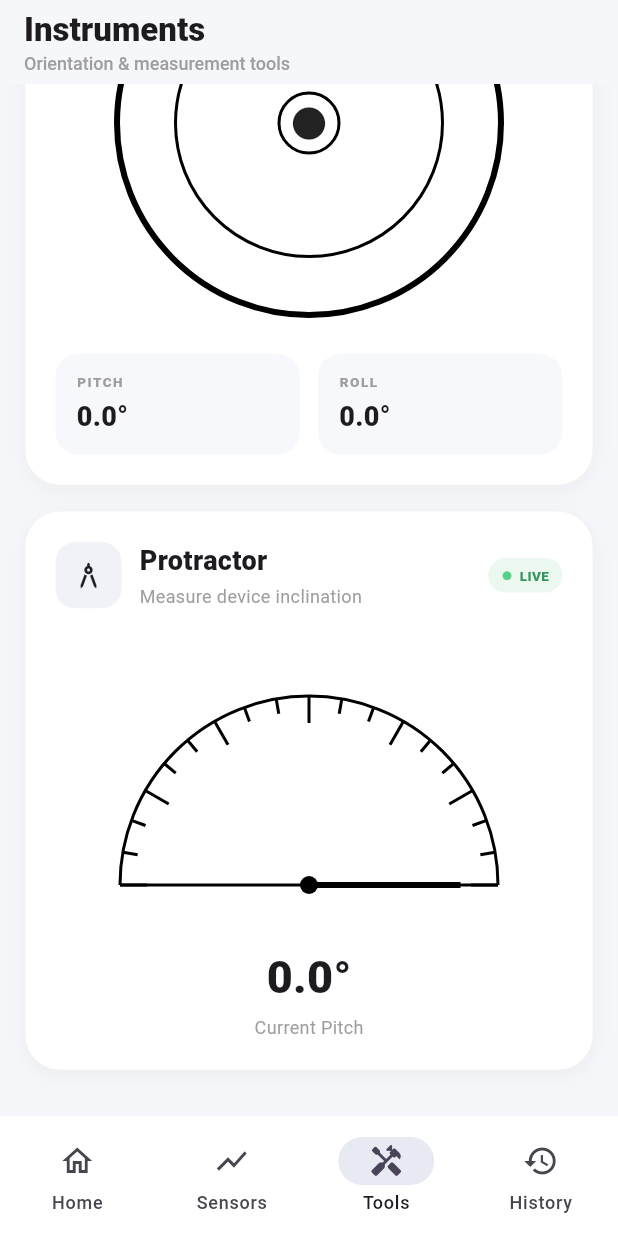
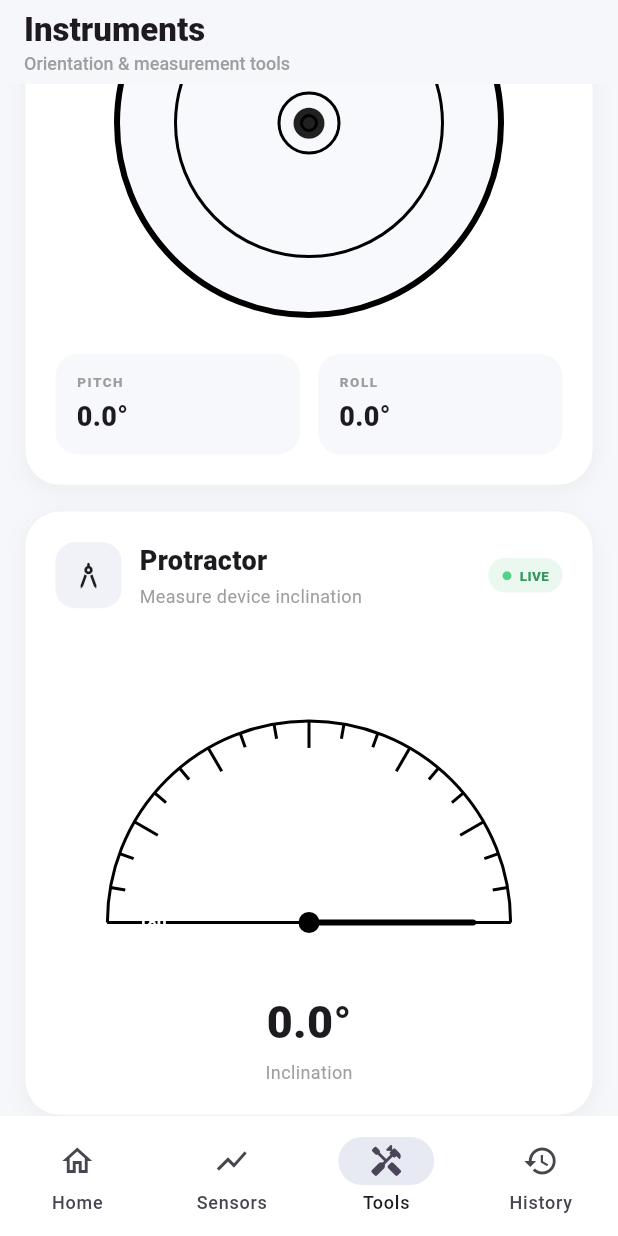
Before and after one commit to poorvanshsingh60-maker/Sensora, a Flutter app: the screen it shows after launch, item 3 of the bottom bar chosen, scrolled down 202 dp, on a phone screen of 412 x 824 dp. Run offline on Flutter 3.47's test engine with Material 3 defaults, Android fonts, the phone set to English and light mode, and no system bars; our stand-ins replace fl_chart, get, sensors_plus, sqflite; missing offline and left inert: flutter_rotation_sensor, light, proximity_sensor; accounts and stored records are empty.

Commit message:
Improved Sensor tools

```diff
--- a/lib/controllers/sensor_controller.dart
+++ b/lib/controllers/sensor_controller.dart
@@ -21,7 +21,9 @@ class SensorController extends GetxController {
   double _latestAzimuth = 0.0;
   double _latestPitch = 0.0;
   double _latestRoll = 0.0;
+  double _latestProtractorAngle = 0.0;
 
+  final RxDouble protractorAngle = 0.0.obs;
   final RxDouble tiltX = 0.0.obs;
   final RxDouble tiltY = 0.0.obs;
   final RxDouble azimuth = 0.0.obs;
@@ -29,6 +31,9 @@ class SensorController extends GetxController {
   final RxDouble roll = 0.0.obs;
   final RxDouble light = 0.0.obs;
   final RxBool proximity = false.obs;
+
+  final RxDouble bubbleX = 0.0.obs;
+  final RxDouble bubbleY = 0.0.obs;
   // --------------------------------------------------
   // CURRENT SENSOR VALUES
   // --------------------------------------------------
@@ -129,6 +134,7 @@ class SensorController extends GetxController {
     // 2. Accelerometer Listener
     sensorManager.onAccelerometer = (event) {
       final now = DateTime.now();
+
       _latestAccelerometer = SensorData(
         x: event.x,
         y: event.y,
@@ -136,19 +142,44 @@ class SensorController extends GetxController {
         timestamp: now,
       );
 
-      if (isRecording.value && _activeSession?.id != null && _sessionStartTime != null) {
+      // Calculate inclination from gravity.
+      //
+      // Flat phone  -> ~0°
+      // Upright     -> ~90°
+      //
+      // Uses the magnitude of X/Y against Z.
+      final double inclination = math.atan2(
+        math.sqrt(
+          event.x * event.x +
+              event.y * event.y,
+        ),
+        event.z.abs(),
+      );
+
+      _latestProtractorAngle =
+          inclination * 180 / math.pi;
+
+      if (isRecording.value &&
+          _activeSession?.id != null &&
+          _sessionStartTime != null) {
         _recordBuffer.add(
           SensorRecordModel(
             sessionId: _activeSession!.id!,
             sensorType: 'accelerometer',
             timestamp: now,
-            timeOffsetMs: now.difference(_sessionStartTime!).inMilliseconds,
+            timeOffsetMs:
+            now.difference(_sessionStartTime!).inMilliseconds,
             x: event.x,
             y: event.y,
             z: event.z,
-            magnitude: math.sqrt(event.x * event.x + event.y * event.y + event.z * event.z),
+            magnitude: math.sqrt(
+              event.x * event.x +
+                  event.y * event.y +
+                  event.z * event.z,
+            ),
           ),
         );
+
         recordingSampleCount.value++;
       }
     };
@@ -238,6 +269,7 @@ class SensorController extends GetxController {
   void _updateUI() {
     azimuth.value = _latestAzimuth;
     pitch.value = _latestPitch;
+    protractorAngle.value = _latestProtractorAngle;
     roll.value = _latestRoll;
 
     if (_latestAccelerometer != null) {
--- a/lib/screens/sensor_tools_screen.dart
+++ b/lib/screens/sensor_tools_screen.dart
@@ -254,7 +254,7 @@ class SensorToolsScreen extends StatelessWidget {
           Center(
             child: Obx(
                   () => Protractor(
-                angle: controller.pitch.value,
+                angle: controller.protractorAngle.value,
               ),
             ),
           ),
@@ -267,7 +267,7 @@ class SensorToolsScreen extends StatelessWidget {
               child: Column(
                 children: [
                   Text(
-                    '${controller.pitch.value.toStringAsFixed(1)}°',
+                    '${controller.protractorAngle.value.toStringAsFixed(1)}°',
                     style: const TextStyle(
                       fontSize: 30,
                       fontWeight: FontWeight.w800,
@@ -277,7 +277,7 @@ class SensorToolsScreen extends StatelessWidget {
                   const SizedBox(height: 3),
 
                   const Text(
-                    'Current Pitch',
+                    'Inclination',
                     style: TextStyle(
                       fontSize: 12,
                       color: Colors.grey,
--- a/lib/widgets/bubble_level.dart
+++ b/lib/widgets/bubble_level.dart
@@ -1,3 +1,5 @@
+import 'dart:math' as math;
+
 import 'package:flutter/material.dart';
 
 class BubbleLevel extends StatelessWidget {
@@ -13,16 +15,24 @@ class BubbleLevel extends StatelessWidget {
   @override
   Widget build(BuildContext context) {
     const double size = 260;
+    const double maxAngle = 45.0;
+    const double maxOffset = 78.0;
 
-    // Limit the angle so the bubble doesn't leave the level.
-    final double x = tiltY.clamp(-45.0, 45.0);
-    final double y = tiltX.clamp(-45.0, 45.0);
+    // Sensor values are in radians.
+    final double pitchDegrees = tiltX * 180 / math.pi;
+    final double rollDegrees = tiltY * 180 / math.pi;
 
-    // Maximum distance the bubble can travel from the center.
-    const double maxOffset = 75;
+    // Limit movement so the bubble stays inside the level.
+    final double pitch =
+    pitchDegrees.clamp(-maxAngle, maxAngle).toDouble();
 
-    final double offsetX = (x / 45) * maxOffset;
-    final double offsetY = (y / 45) * maxOffset;
+    final double roll =
+    rollDegrees.clamp(-maxAngle, maxAngle).toDouble();
+
+    // Roll controls horizontal movement.
+    // Pitch controls vertical movement.
+    final double offsetX = (roll / maxAngle) * maxOffset;
+    final double offsetY = -(pitch / maxAngle) * maxOffset;
 
     return SizedBox(
       width: size,
@@ -30,12 +40,13 @@ class BubbleLevel extends StatelessWidget {
       child: Stack(
         alignment: Alignment.center,
         children: [
-          // Outer level
+          // Outer circle
           Container(
             width: size,
             height: size,
             decoration: BoxDecoration(
               shape: BoxShape.circle,
+              color: const Color(0xFFF8F9FC),
               border: Border.all(
                 width: 4,
               ),
@@ -55,27 +66,30 @@ class BubbleLevel extends StatelessWidget {
           ),
 
           // Horizontal guide
-          const SizedBox(
+          Container(
             width: 180,
             height: 2,
           ),
 
           // Vertical guide
-          const SizedBox(
+          Container(
             width: 2,
             height: 180,
           ),
 
-          // Center point
+          // Center target
           Container(
-            width: 8,
-            height: 8,
-            decoration: const BoxDecoration(
+            width: 12,
+            height: 12,
+            decoration: BoxDecoration(
               shape: BoxShape.circle,
+              border: Border.all(
+                width: 2,
+              ),
             ),
           ),
 
-          // Bubble
+          // Moving bubble
           Transform.translate(
             offset: Offset(offsetX, offsetY),
             child: Container(
@@ -90,7 +104,7 @@ class BubbleLevel extends StatelessWidget {
               child: const Center(
                 child: Icon(
                   Icons.circle,
-                  size: 26,
+                  size: 25,
                 ),
               ),
             ),
```
Also changed, not shown: lib/widgets/protractor.dart (+73 -19 lines).
